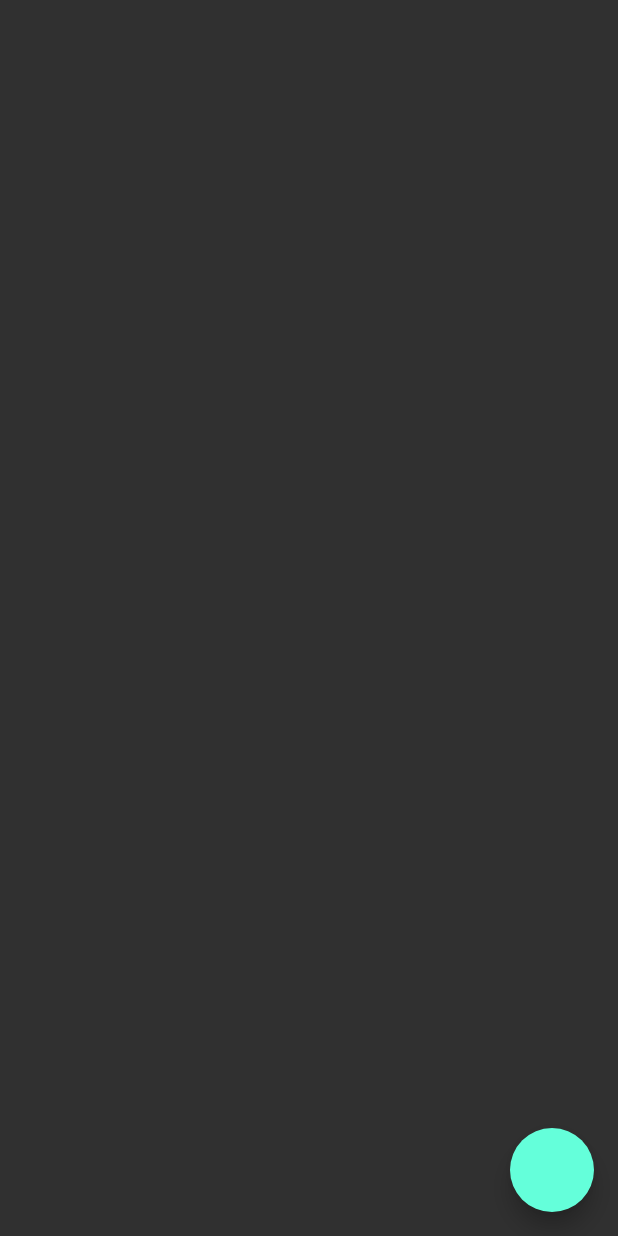
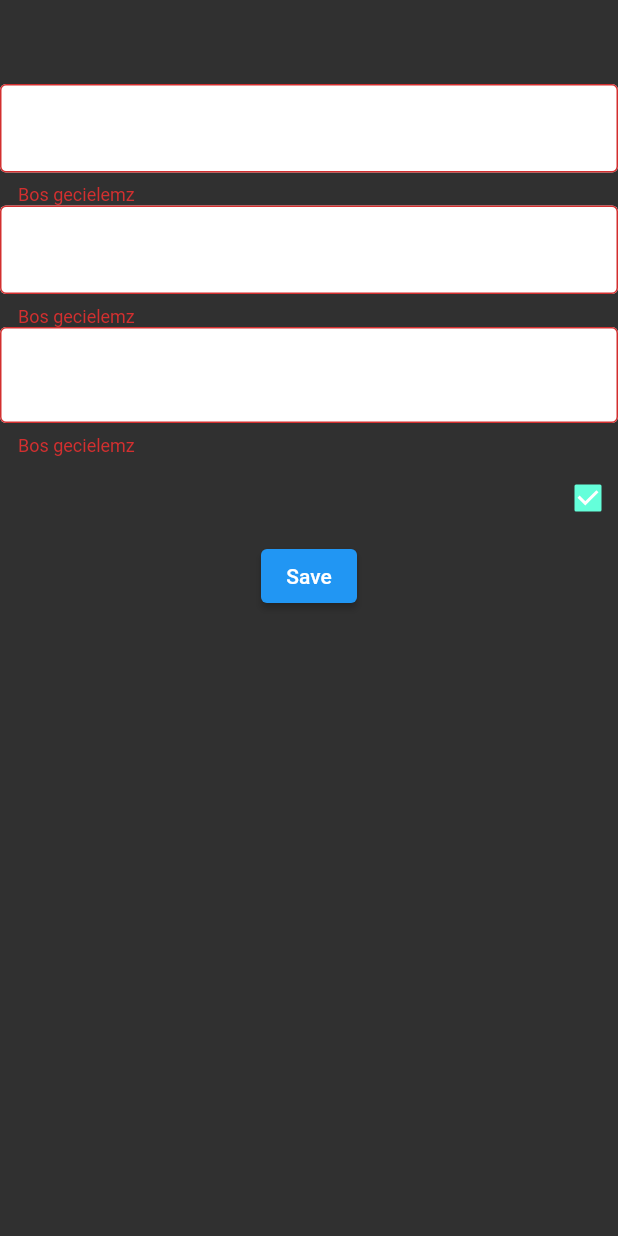
Before and after one commit to volkaankarakus/FlutterAdvanced, a Flutter app: the screen it shows after launch, on a phone screen of 412 x 824 dp. Run offline on Flutter 3.47's test engine with Material 2 defaults, Android fonts, the phone set to English and light mode, and no system bars; our stand-ins replace dio, flutter_spinkit.

Commit message:
animation & form

```diff
--- /dev/null
+++ b/flutter_advanced/lib/202/form_learn_view.dart
@@ -0,0 +1,56 @@
+import 'package:flutter/material.dart';
+
+class FormLearnView extends StatefulWidget {
+  const FormLearnView({Key? key}) : super(key: key);
+
+  @override
+  State<FormLearnView> createState() => _FormLearnViewState();
+}
+
+class _FormLearnViewState extends State<FormLearnView> {
+  final GlobalKey<FormState> _key = GlobalKey();
+
+  @override
+  Widget build(BuildContext context) {
+    return Scaffold(
+      appBar: AppBar(),
+      body: Form(
+        key: _key,
+        autovalidateMode: AutovalidateMode.always,
+        onChanged: () {},
+        child: Column(
+          children: [
+            TextFormField(validator: FormFieldValidator().isEmptyOrNot),
+            TextFormField(validator: FormFieldValidator().isEmptyOrNot),
+            DropdownButtonFormField<String>(
+                validator: FormFieldValidator().isEmptyOrNot,
+                items: const [
+                  DropdownMenuItem(child: Text('a'), value: 'v'),
+                  DropdownMenuItem(child: Text('a'), value: 'v2'),
+                  DropdownMenuItem(child: Text('a'), value: 'v3'),
+                ],
+                onChanged: (value) {}),
+            CheckboxListTile(value: true, onChanged: (value) {}),
+            ElevatedButton(
+                onPressed: () {
+                  if (_key.currentState?.validate() ?? false) {
+                    print('okey');
+                  }
+                },
+                child: const Text('Save'))
+          ],
+        ),
+      ),
+    );
+  }
+}
+
+class FormFieldValidator {
+  String? isEmptyOrNot(String? data) {
+    return (data?.isNotEmpty ?? false) ? null : ValidatorMessage._notEmpty;
+  }
+}
+
+class ValidatorMessage {
+  static const String _notEmpty = 'Bos gecielemz';
+}
--- a/flutter_advanced/lib/main.dart
+++ b/flutter_advanced/lib/main.dart
@@ -5,6 +5,7 @@ import 'package:flutter_advanced/101/list_view_learn.dart';
 import 'package:flutter_advanced/101/navigation_learn.dart';
 import 'package:flutter_advanced/101/text_field_learn.dart';
 import 'package:flutter_advanced/202/animated_learn_view.dart';
+import 'package:flutter_advanced/202/form_learn_view.dart';
 import 'package:flutter_advanced/202/image_learn_202.dart';
 import 'package:flutter_advanced/202/model_learn_view.dart';
 import 'package:flutter_advanced/202/package_learn_view.dart';
@@ -64,7 +65,7 @@ class MyApp extends StatelessWidget {
               backgroundColor: Colors.transparent,
               elevation: 0)),
 
-      home: AnimatedLearnView(),
+      home: FormLearnView(),
     );
   }
 }
```
Also changed, not shown: flutter_advanced/lib/202/animated_learn_view.dart (+52 -2 lines), flutter_advanced/lib/202/state_manage/state_learn_view_model.dart (added, +25 -0 lines), flutter_advanced/lib/202/state_manage/state_manage_learn_view.dart (added, +26 -0 lines).
